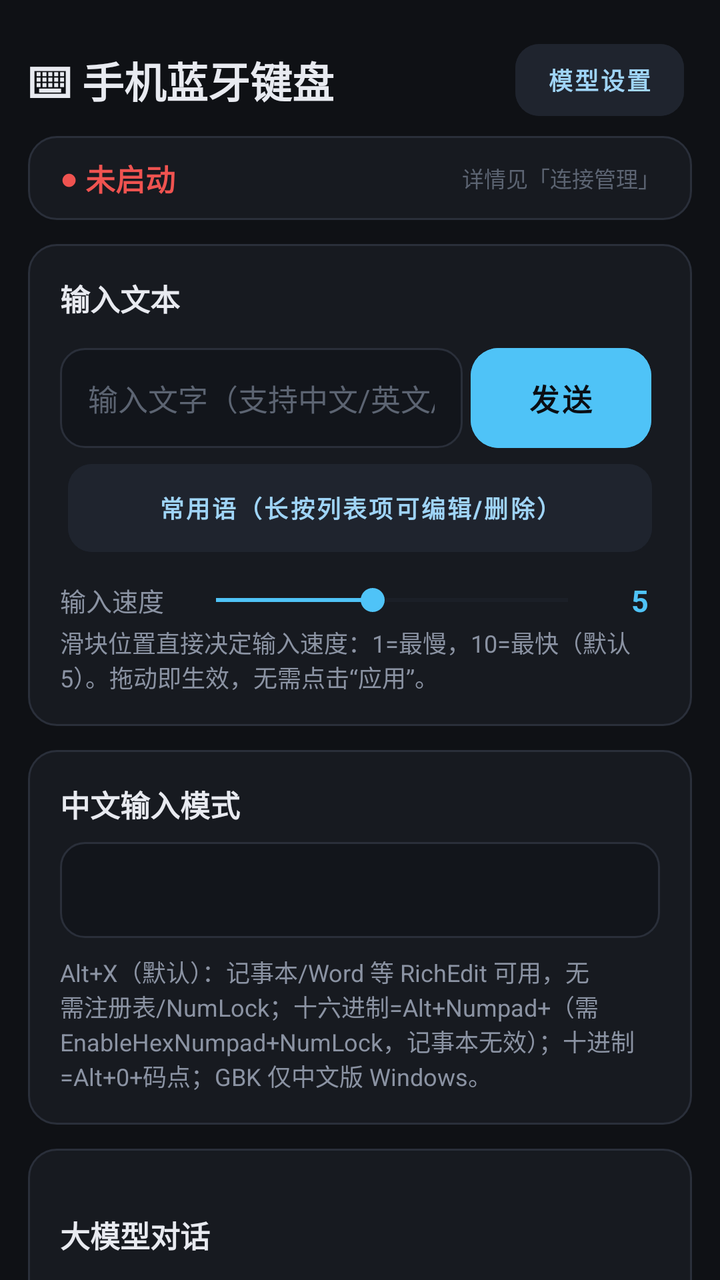
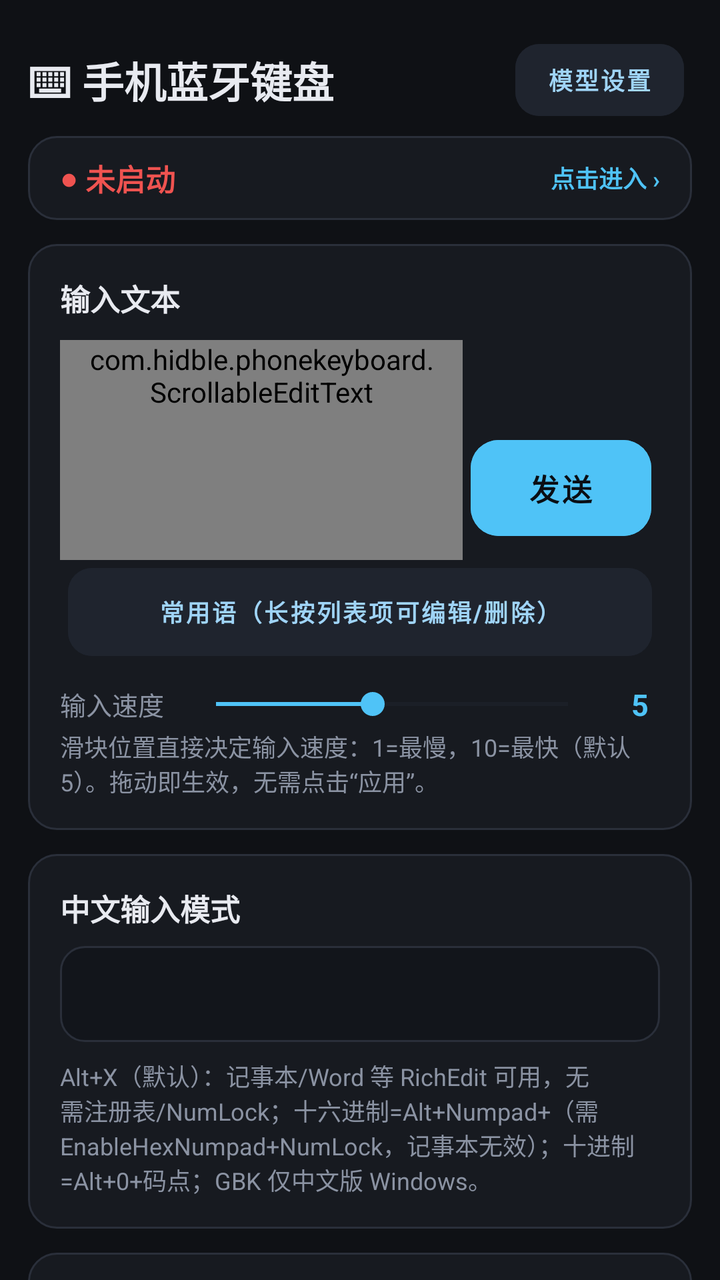

Screens rendered from an Android XML layout before and after an edit, with the pre-edit source and the edit as a unified diff.
<!-- AndroidManifest.xml: activity theme Theme.HIDBLEKeyboard -->
<!-- res/layout/activity_main.xml -->
<?xml version="1.0" encoding="utf-8"?>
<ScrollView xmlns:android="http://schemas.android.com/apk/res/android"
    android:layout_width="match_parent"
    android:layout_height="match_parent"
    android:background="@color/background"
    android:fillViewport="true"
    android:scrollbars="none">

    <LinearLayout
        android:layout_width="match_parent"
        android:layout_height="wrap_content"
        android:orientation="vertical"
        android:padding="14dp">

        
        <LinearLayout
            android:layout_width="match_parent"
            android:layout_height="wrap_content"
            android:orientation="horizontal"
            android:gravity="center_vertical"
            android:layout_marginTop="4dp"
            android:layout_marginBottom="6dp">

            <TextView
                android:layout_width="wrap_content"
                android:layout_height="wrap_content"
                android:text="⌨ 手机蓝牙键盘"
                android:textSize="21sp"
                android:textStyle="bold"
                android:textColor="@color/text_primary" />

            <View
                android:layout_width="0dp"
                android:layout_height="1dp"
                android:layout_weight="1" />

            <Button
                android:id="@+id/llmSettingsTopButton"
                style="@style/KeyButton"
                android:layout_width="wrap_content"
                android:layout_height="36dp"
                android:text="模型设置" />
        </LinearLayout>

        
        <LinearLayout
            android:layout_width="match_parent"
            android:layout_height="wrap_content"
            android:orientation="horizontal"
            android:gravity="center_vertical"
            android:background="@drawable/bg_card"
            android:paddingStart="16dp"
            android:paddingEnd="16dp"
            android:paddingTop="10dp"
            android:paddingBottom="10dp"
            android:layout_marginBottom="12dp">

            <TextView
                android:id="@+id/headerStatusDot"
                android:layout_width="wrap_content"
                android:layout_height="wrap_content"
                android:text="● "
                android:textSize="15sp"
                android:textColor="@color/disconnected" />

            <TextView
                android:id="@+id/headerStatusText"
                android:layout_width="0dp"
                android:layout_height="wrap_content"
                android:layout_weight="1"
                android:text="未启动"
                android:textSize="15sp"
                android:textStyle="bold"
                android:textColor="@color/disconnected" />

            <TextView
                android:layout_width="wrap_content"
                android:layout_height="wrap_content"
                android:text="详情见「连接管理」"
                android:textSize="11sp"
                android:textColor="@color/text_hint" />
        </LinearLayout>

        
        <LinearLayout
            android:layout_width="match_parent"
            android:layout_height="wrap_content"
            android:orientation="vertical"
            android:background="@drawable/bg_card"
            android:padding="16dp"
            android:layout_marginBottom="12dp">

            <TextView
                android:layout_width="wrap_content"
                android:layout_height="wrap_content"
                android:text="输入文本"
                android:textSize="15sp"
                android:textStyle="bold"
                android:textColor="@color/text_primary"
                android:layout_marginBottom="10dp" />

            <LinearLayout
                android:layout_width="match_parent"
                android:layout_height="wrap_content"
                android:orientation="horizontal"
                android:gravity="center_vertical">

                <EditText
                    android:id="@+id/textInput"
                    android:layout_width="0dp"
                    android:layout_height="50dp"
                    android:layout_weight="1"
                    android:background="@drawable/bg_input"
                    android:paddingStart="14dp"
                    android:paddingEnd="14dp"
                    android:hint="输入文字（支持中文/英文/数字）"
                    android:textColor="@color/text_primary"
                    android:textColorHint="@color/text_hint"
                    android:textColorHighlight="#334FC3F7"
                    android:textSize="15sp"
                    android:singleLine="true"
                    android:inputType="text"
                    android:imeOptions="actionSend"
                    android:importantForAutofill="no" />

                <Button
                    android:id="@+id/sendButton"
                    style="@style/PrimaryButton"
                    android:layout_width="0dp"
                    android:layout_height="50dp"
                    android:layout_weight="0.45"
                    android:text="发送" />
            </LinearLayout>

            <Button
                android:id="@+id/phraseButton"
                style="@style/KeyButton"
                android:layout_width="match_parent"
                android:layout_height="44dp"
                android:layout_marginTop="8dp"
                android:text="常用语（长按列表项可编辑/删除）" />

            
            <LinearLayout
                android:layout_width="match_parent"
                android:layout_height="wrap_content"
                android:orientation="horizontal"
                android:gravity="center_vertical"
                android:layout_marginTop="10dp">

                <TextView
                    android:layout_width="wrap_content"
                    android:layout_height="wrap_content"
                    android:text="输入速度"
                    android:textSize="13sp"
                    android:textColor="@color/text_secondary" />

                <SeekBar
                    android:id="@+id/speedSeekBar"
                    android:layout_width="0dp"
                    android:layout_height="wrap_content"
                    android:layout_weight="1"
                    android:layout_marginStart="10dp"
                    android:layout_marginEnd="10dp"
                    android:min="1"
                    android:max="10"
                    android:progress="5"
                    android:progressTint="@color/primary"
                    android:progressBackgroundTint="@color/card_stroke"
                    android:thumbTint="@color/primary" />

                <TextView
                    android:id="@+id/speedValueText"
                    android:layout_width="wrap_content"
                    android:layout_height="wrap_content"
                    android:text="5"
                    android:textSize="15sp"
                    android:textStyle="bold"
                    android:textColor="@color/primary"
                    android:minWidth="20dp"
                    android:gravity="center" />
            </LinearLayout>

            <TextView
                android:layout_width="match_parent"
                android:layout_height="wrap_content"
                android:text="滑块位置直接决定输入速度：1=最慢，10=最快（默认 5）。拖动即生效，无需点击“应用”。"
                android:textSize="12sp"
                android:textColor="@color/text_secondary"
                android:layout_marginTop="2dp" />
        </LinearLayout>

        
        <LinearLayout
            android:layout_width="match_parent"
            android:layout_height="wrap_content"
            android:orientation="vertical"
            android:background="@drawable/bg_card"
            android:padding="16dp"
            android:layout_marginBottom="12dp">

            <TextView
                android:layout_width="wrap_content"
                android:layout_height="wrap_content"
                android:text="中文输入模式"
                android:textSize="15sp"
                android:textStyle="bold"
                android:textColor="@color/text_primary"
                android:layout_marginBottom="8dp" />

            <Spinner
                android:id="@+id/unicodeModeSpinner"
                android:layout_width="match_parent"
                android:layout_height="48dp"
                android:background="@drawable/bg_input"
                android:paddingStart="12dp"
                android:paddingEnd="12dp" />

            <TextView
                android:layout_width="match_parent"
                android:layout_height="wrap_content"
                android:text="Alt+X（默认）：记事本/Word 等 RichEdit 可用，无需注册表/NumLock；十六进制=Alt+Numpad+（需 EnableHexNumpad+NumLock，记事本无效）；十进制=Alt+0+码点；GBK 仅中文版 Windows。"
                android:textSize="12sp"
                android:textColor="@color/text_secondary"
                android:layout_marginTop="8dp" />
        </LinearLayout>

        
        <LinearLayout
            android:layout_width="match_parent"
            android:layout_height="wrap_content"
            android:orientation="vertical"
            android:background="@drawable/bg_card"
            android:padding="16dp"
            android:layout_marginBottom="12dp">

            <LinearLayout
                android:layout_width="match_parent"
                android:layout_height="wrap_content"
                android:orientation="horizontal"
                android:gravity="center_vertical"
                android:layout_marginBottom="8dp">

                <TextView
                    android:layout_width="0dp"
                    android:layout_height="wrap_content"
                    android:layout_weight="1"
                    android:text="大模型对话"
                    android:textSize="15sp"
                    android:textStyle="bold"
                    android:textColor="@color/text_primary" />

                <Button
                    android:id="@+id/llmSettingsButton"
                    style="@style/KeyButton"
                    android:text="模型设置" />
            </LinearLayout>

            <TextView
                android:layout_width="match_parent"
                android:layout_height="wrap_content"
                android:text="选提供方 + 填 Token 后即可对话；「我」的发言为绿色、AI 回复为白色，输出框可直接编辑。"
                android:textSize="12sp"
                android:textColor="@color/text_secondary"
                android:layout_marginBottom="8dp" />

            
            <com.hidble.phonekeyboard.ScrollableEditText
                android:id="@+id/llmInput"
                android:layout_width="match_parent"
                android:layout_height="wrap_content"
                android:minHeight="110dp"
                android:background="@drawable/bg_input"
                android:padding="12dp"
                android:hint="输入要问模型的话..."
                android:textColor="@color/text_primary"
                android:textColorHint="@color/text_hint"
                android:textColorHighlight="#334FC3F7"
                android:textSize="14sp"
                android:gravity="top|start"
                android:inputType="textMultiLine"
                android:lines="4"
                android:minLines="4"
                android:scrollbars="vertical"
                android:scrollbarStyle="outsideOverlay"
                android:fadeScrollbars="false"
                android:importantForAutofill="no" />

            <Button
                android:id="@+id/llmSendButton"
                style="@style/PrimaryButton"
                android:layout_width="match_parent"
                android:layout_height="48dp"
                android:layout_marginTop="8dp"
                android:text="发送给模型" />

            
            <LinearLayout
                android:id="@+id/llmThinkingRow"
                android:layout_width="match_parent"
                android:layout_height="wrap_content"
                android:orientation="horizontal"
                android:gravity="center_vertical"
                android:visibility="gone"
                android:layout_marginTop="8dp">

                <ProgressBar
                    android:layout_width="14dp"
                    android:layout_height="14dp"
                    android:indeterminateTint="@color/primary" />

                <TextView
                    android:id="@+id/llmThinkingText"
                    android:layout_width="wrap_content"
                    android:layout_height="wrap_content"
                    android:text="AI 正在思考"
                    android:textSize="13sp"
                    android:textColor="@color/text_secondary"
                    android:layout_marginStart="8dp" />
            </LinearLayout>

            
            <com.hidble.phonekeyboard.ScrollableEditText
                android:id="@+id/llmOutput"
                android:layout_width="match_parent"
                android:layout_height="190dp"
                android:background="@drawable/bg_log"
                android:padding="12dp"
                android:hint="对话内容会显示在这里，可直接编辑"
                android:textColor="@color/text_primary"
                android:textColorHint="@color/text_hint"
                android:textSize="13sp"
                android:gravity="top|start"
                android:inputType="textMultiLine"
                android:scrollbars="vertical"
                android:scrollbarStyle="outsideOverlay"
                android:fadeScrollbars="false"
                android:lineSpacingExtra="2dp"
                android:layout_marginTop="8dp"
                android:importantForAutofill="no" />

            <CheckBox
                android:id="@+id/llmIncludeMeCheck"
                android:layout_width="match_parent"
                android:layout_height="wrap_content"
                android:layout_marginTop="4dp"
                android:buttonTint="@color/check_green"
                android:text="发送到键盘时包含“我”的发言（默认不发送，只发 AI 回复）"
                android:textSize="12sp"
                android:textColor="@color/text_secondary" />

            <LinearLayout
                android:layout_width="match_parent"
                android:layout_height="wrap_content"
                android:orientation="horizontal"
                android:layout_marginTop="6dp">

                <Button
                    android:id="@+id/llmSendToKeyboardButton"
                    style="@style/PrimaryButton"
                    android:layout_width="0dp"
                    android:layout_height="50dp"
                    android:layout_weight="1.4"
                    android:text="发送到键盘" />

                <Button
                    android:id="@+id/llmClearButton"
                    style="@style/KeyButton"
                    android:layout_width="0dp"
                    android:layout_height="50dp"
                    android:layout_weight="0.6"
                    android:layout_marginStart="8dp"
                    android:text="清空" />
            </LinearLayout>
        </LinearLayout>

        
        <LinearLayout
            android:layout_width="match_parent"
            android:layout_height="wrap_content"
            android:orientation="vertical"
            android:background="@drawable/bg_card"
            android:padding="16dp"
            android:layout_marginBottom="20dp">

            <TextView
                android:layout_width="wrap_content"
                android:layout_height="wrap_content"
                android:text="更多功能"
                android:textSize="15sp"
                android:textStyle="bold"
                android:textColor="@color/text_primary"
                android:layout_marginBottom="4dp" />

            <TextView
                android:layout_width="match_parent"
                android:layout_height="wrap_content"
                android:text="光标控制、组合键、功能键、蓝牙开关与已配对设备、命令日志已收纳到二级页面，让主界面更清爽。"
                android:textSize="12sp"
                android:textColor="@color/text_secondary"
                android:layout_marginBottom="8dp" />

            <LinearLayout
                android:layout_width="match_parent"
                android:layout_height="wrap_content"
                android:orientation="horizontal">

                <Button
                    android:id="@+id/connectionButton"
                    style="@style/KeyButton"
                    android:layout_weight="1"
                    android:text="连接管理" />

                <Button
                    android:id="@+id/keysButton"
                    style="@style/KeyButton"
                    android:layout_weight="1"
                    android:text="更多按键" />

                <Button
                    android:id="@+id/logButton"
                    style="@style/KeyButton"
                    android:layout_weight="1"
                    android:text="命令日志" />
            </LinearLayout>
        </LinearLayout>

    </LinearLayout>
</ScrollView>
<!-- resources referenced by this layout -->
<resources>
  <color name="background">#0F1115</color>
  <color name="card_stroke">#2A2F3A</color>
  <color name="check_green">#4CAF50</color>
  <color name="disconnected">#EF5350</color>
  <color name="primary">#4FC3F7</color>
  <color name="text_hint">#5C6472</color>
  <color name="text_primary">#E8EAF0</color>
  <color name="text_secondary">#8B93A3</color>
  <!-- drawable bg_card (drawable) -->
  <?xml version="1.0" encoding="utf-8"?>
  <shape xmlns:android="http://schemas.android.com/apk/res/android"
      android:shape="rectangle">
      <solid android:color="@color/card_background" />
      <corners android:radius="14dp" />
      <stroke
          android:width="1dp"
          android:color="@color/card_stroke" />
  </shape>
  <!-- drawable bg_log (drawable) -->
  <?xml version="1.0" encoding="utf-8"?>
  <shape xmlns:android="http://schemas.android.com/apk/res/android"
      android:shape="rectangle">
      <solid android:color="@color/log_bg" />
      <corners android:radius="10dp" />
      <stroke android:width="1dp" android:color="@color/card_stroke" />
  </shape>
  <color name="card_background">#171A20</color>
  <color name="input_bg">#12151B</color>
  <color name="input_stroke_focused">#4FC3F7</color>
  <color name="input_stroke">#2A2F3A</color>
  <color name="log_bg">#0C0E12</color>
  <!-- drawable btn_text_key (drawable) -->
  <?xml version="1.0" encoding="utf-8"?>
  <selector xmlns:android="http://schemas.android.com/apk/res/android">
      <item android:state_enabled="false" android:color="@color/btn_key_text_disabled" />
      <item android:state_pressed="true" android:color="@color/btn_key_text_pressed" />
      <item android:color="@color/btn_key_text" />
  </selector>
  <!-- drawable btn_bg_key (drawable) -->
  <?xml version="1.0" encoding="utf-8"?>
  <selector xmlns:android="http://schemas.android.com/apk/res/android">
      <item android:state_enabled="false" android:color="@color/btn_key_disabled" />
      <item android:state_pressed="true" android:color="@color/btn_key_pressed" />
      <item android:color="@color/btn_key" />
  </selector>
  <color name="ripple">#26FFFFFF</color>
  <!-- drawable btn_text_primary (drawable) -->
  <?xml version="1.0" encoding="utf-8"?>
  <selector xmlns:android="http://schemas.android.com/apk/res/android">
      <item android:state_enabled="false" android:color="@color/btn_primary_text_disabled" />
      <item android:color="@color/btn_primary_text" />
  </selector>
  <!-- drawable btn_bg_primary (drawable) -->
  <?xml version="1.0" encoding="utf-8"?>
  <selector xmlns:android="http://schemas.android.com/apk/res/android">
      <item android:state_enabled="false" android:color="@color/btn_primary_disabled" />
      <item android:state_pressed="true" android:color="@color/btn_primary_pressed" />
      <item android:color="@color/btn_primary" />
  </selector>
  <color name="primary_dark">#0288D1</color>
  <color name="accent">#FFB74D</color>
  <color name="on_primary">#0A0E14</color>
  <color name="btn_key_text_disabled">#3E4652</color>
  <color name="btn_key_text_pressed">#CBE9FC</color>
  <color name="btn_key_text">#9FD4F7</color>
  <color name="btn_key_disabled">#161A20</color>
  <color name="btn_key_pressed">#2C3340</color>
  <color name="btn_key">#1F242E</color>
  <color name="btn_primary_text_disabled">#55606F</color>
  <color name="btn_primary_text">#0A0E14</color>
  <color name="btn_primary_disabled">#2A3340</color>
  <color name="btn_primary_pressed">#81D4FA</color>
  <color name="btn_primary">#4FC3F7</color>
  <!-- unchanged entries left out for length: 4 -->
</resources>

<!-- the commit's change to res/layout/activity_main.xml (unified diff, before → after) -->
@@ -44,11 +44,15 @@
 
         
         <LinearLayout
+            android:id="@+id/statusCard"
             android:layout_width="match_parent"
             android:layout_height="wrap_content"
             android:orientation="horizontal"
             android:gravity="center_vertical"
             android:background="@drawable/bg_card"
+            android:clickable="true"
+            android:focusable="true"
+            android:foreground="?attr/selectableItemBackground"
             android:paddingStart="16dp"
             android:paddingEnd="16dp"
             android:paddingTop="10dp"
@@ -76,9 +80,10 @@
             <TextView
                 android:layout_width="wrap_content"
                 android:layout_height="wrap_content"
-                android:text="详情见「连接管理」"
-                android:textSize="11sp"
-                android:textColor="@color/text_hint" />
+                android:text="点击进入 ›"
+                android:textSize="12sp"
+                android:textStyle="bold"
+                android:textColor="@color/primary" />
         </LinearLayout>
 
         
@@ -105,30 +110,37 @@
                 android:orientation="horizontal"
                 android:gravity="center_vertical">
 
-                <EditText
+                <com.hidble.phonekeyboard.ScrollableEditText
                     android:id="@+id/textInput"
                     android:layout_width="0dp"
-                    android:layout_height="50dp"
+                    android:layout_height="wrap_content"
+                    android:minHeight="110dp"
                     android:layout_weight="1"
                     android:background="@drawable/bg_input"
                     android:paddingStart="14dp"
                     android:paddingEnd="14dp"
-                    android:hint="输入文字（支持中文/英文/数字）"
+                    android:hint="输入文字（支持中文/英文/数字，可多行）"
                     android:textColor="@color/text_primary"
                     android:textColorHint="@color/text_hint"
                     android:textColorHighlight="#334FC3F7"
                     android:textSize="15sp"
-                    android:singleLine="true"
-                    android:inputType="text"
-                    android:imeOptions="actionSend"
+                    android:gravity="top|start"
+                    android:inputType="textMultiLine"
+                    android:lines="4"
+                    android:minLines="4"
+                    android:scrollbars="vertical"
+                    android:scrollbarStyle="outsideOverlay"
+                    android:fadeScrollbars="false"
                     android:importantForAutofill="no" />
 
                 <Button
                     android:id="@+id/sendButton"
                     style="@style/PrimaryButton"
                     android:layout_width="0dp"
-                    android:layout_height="50dp"
+                    android:layout_height="48dp"
                     android:layout_weight="0.45"
+                    android:layout_gravity="bottom"
+                    android:layout_marginStart="8dp"
                     android:text="发送" />
             </LinearLayout>
 
